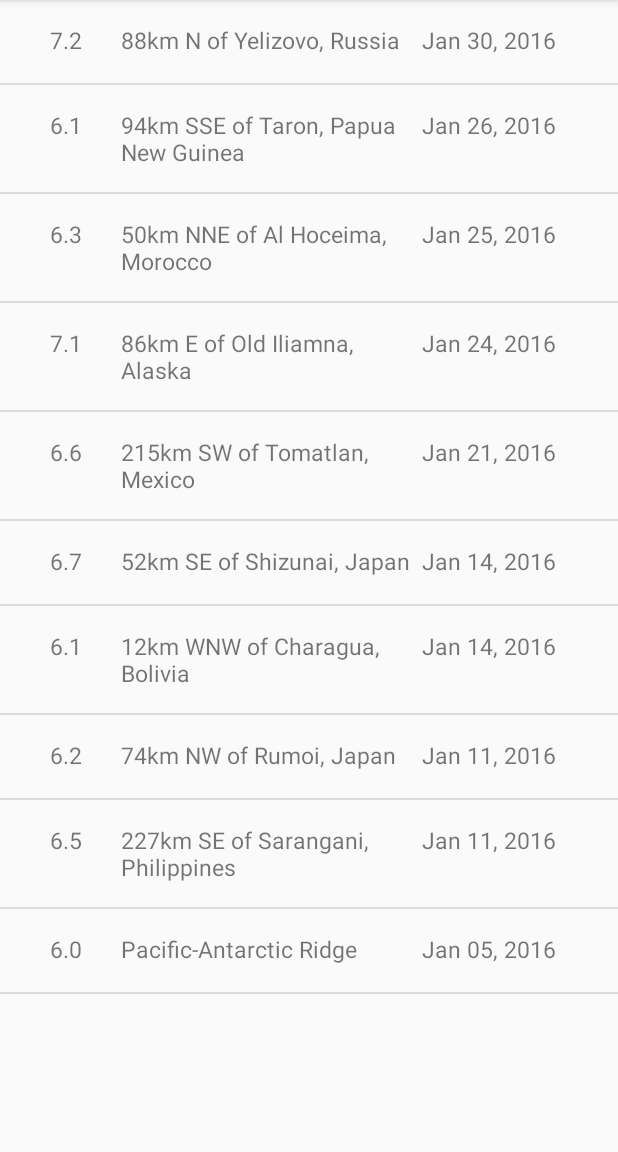
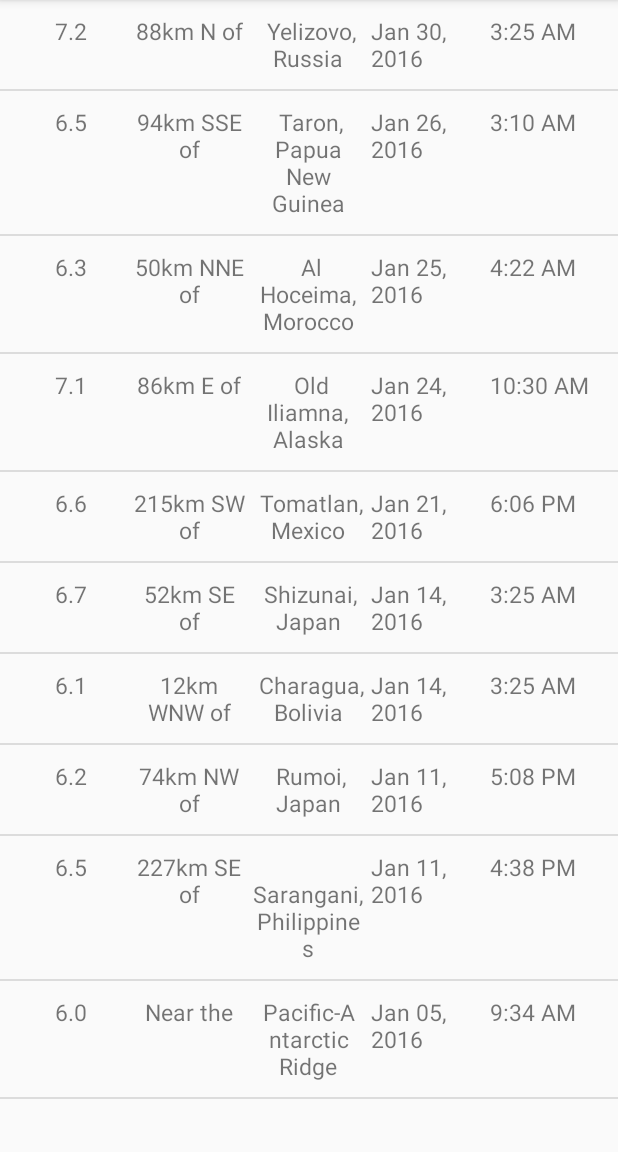
Before and after one commit to harshitm98/App-QuakeReport-starting-point, an Android app: the screen it shows after launch (EarthquakeActivity), on a phone screen of 412 x 824 dp, the part 84-1236 px from its top. Run offline under Robolectric (Android 15) with nearby library versions, the phone set to English and light mode, and no system bars.

Commit message:
Foramatted date and time and spiltted the strings

```diff
--- a/app/src/main/java/com/example/android/quakereport/EarthquakeDetails.java
+++ b/app/src/main/java/com/example/android/quakereport/EarthquakeDetails.java
@@ -9,9 +9,9 @@ public class EarthquakeDetails {
 
     private String mLocation;
 
-    private String mTime;
+    private long mTime;
 
-    public EarthquakeDetails(double vMag, String vLocation, String vTime){
+    public EarthquakeDetails(double vMag, String vLocation, long vTime){
         mMag = vMag;
         mLocation = vLocation;
         mTime = vTime;
@@ -25,7 +25,7 @@ public class EarthquakeDetails {
         return mLocation;
     }
 
-    public String getmTime(){
+    public long getmTime(){
         return mTime;
     }
 
--- a/app/src/main/java/com/example/android/quakereport/QueryUtils.java
+++ b/app/src/main/java/com/example/android/quakereport/QueryUtils.java
@@ -16,7 +16,7 @@ import java.util.Date;
 public final class QueryUtils {
     /** Sample JSON response for a USGS query */
     private static final String SAMPLE_JSON_RESPONSE = "{\"type\":\"FeatureCollection\",\"metadata\":{\"generated\":1462295443000,\"url\":\"http://earthquake.usgs.gov/fdsnws/event/1/query?format=geojson&starttime=2016-01-01&endtime=2016-01-31&minmag=6&limit=10\",\"title\":\"USGS Earthquakes\",\"status\":200,\"api\":\"1.5.2\",\"limit\":10,\"offset\":1,\"count\":10},\"features\":[{\"type\":\"Feature\",\"properties\":{\"mag\":7.2,\"place\":\"88km N of Yelizovo, Russia\",\"time\":1454124312220,\"updated\":1460674294040,\"tz\":720,\"url\":\"http://earthquake.usgs.gov/earthquakes/eventpage/us20004vvx\",\"detail\":\"http://earthquake.usgs.gov/fdsnws/event/1/query?eventid=us20004vvx&format=geojson\",\"felt\":2,\"cdi\":3.4,\"mmi\":5.82,\"alert\":\"green\",\"status\":\"reviewed\",\"tsunami\":1,\"sig\":798,\"net\":\"us\",\"code\":\"20004vvx\",\"ids\":\",at00o1qxho,pt16030050,us20004vvx,gcmt20160130032510,\",\"sources\":\",at,pt,us,gcmt,\",\"types\":\",cap,dyfi,finite-fault,general-link,general-text,geoserve,impact-link,impact-text,losspager,moment-tensor,nearby-cities,origin,phase-data,shakemap,tectonic-summary,\",\"nst\":null,\"dmin\":0.958,\"rms\":1.19,\"gap\":17,\"magType\":\"mww\",\"type\":\"earthquake\",\"title\":\"M 7.2 - 88km N of Yelizovo, Russia\"},\"geometry\":{\"type\":\"Point\",\"coordinates\":[158.5463,53.9776,177]},\"id\":\"us20004vvx\"},\n" +
-            "{\"type\":\"Feature\",\"properties\":{\"mag\":6.1,\"place\":\"94km SSE of Taron, Papua New Guinea\",\"time\":1453777820750,\"updated\":1460156775040,\"tz\":600,\"url\":\"http://earthquake.usgs.gov/earthquakes/eventpage/us20004uks\",\"detail\":\"http://earthquake.usgs.gov/fdsnws/event/1/query?eventid=us20004uks&format=geojson\",\"felt\":null,\"cdi\":null,\"mmi\":4.1,\"alert\":\"green\",\"status\":\"reviewed\",\"tsunami\":1,\"sig\":572,\"net\":\"us\",\"code\":\"20004uks\",\"ids\":\",us20004uks,gcmt20160126031023,\",\"sources\":\",us,gcmt,\",\"types\":\",cap,geoserve,losspager,moment-tensor,nearby-cities,origin,phase-data,shakemap,tectonic-summary,\",\"nst\":null,\"dmin\":1.537,\"rms\":0.74,\"gap\":25,\"magType\":\"mww\",\"type\":\"earthquake\",\"title\":\"M 6.1 - 94km SSE of Taron, Papua New Guinea\"},\"geometry\":{\"type\":\"Point\",\"coordinates\":[153.2454,-5.2952,26]},\"id\":\"us20004uks\"},\n" +
+            "{\"type\":\"Feature\",\"properties\":{\"mag\":6.5,\"place\":\"94km SSE of Taron, Papua New Guinea\",\"time\":1453777820750,\"updated\":1460156775040,\"tz\":600,\"url\":\"http://earthquake.usgs.gov/earthquakes/eventpage/us20004uks\",\"detail\":\"http://earthquake.usgs.gov/fdsnws/event/1/query?eventid=us20004uks&format=geojson\",\"felt\":null,\"cdi\":null,\"mmi\":4.1,\"alert\":\"green\",\"status\":\"reviewed\",\"tsunami\":1,\"sig\":572,\"net\":\"us\",\"code\":\"20004uks\",\"ids\":\",us20004uks,gcmt20160126031023,\",\"sources\":\",us,gcmt,\",\"types\":\",cap,geoserve,losspager,moment-tensor,nearby-cities,origin,phase-data,shakemap,tectonic-summary,\",\"nst\":null,\"dmin\":1.537,\"rms\":0.74,\"gap\":25,\"magType\":\"mww\",\"type\":\"earthquake\",\"title\":\"M 6.1 - 94km SSE of Taron, Papua New Guinea\"},\"geometry\":{\"type\":\"Point\",\"coordinates\":[153.2454,-5.2952,26]},\"id\":\"us20004uks\"},\n" +
             "{\"type\":\"Feature\",\"properties\":{\"mag\":6.3,\"place\":\"50km NNE of Al Hoceima, Morocco\",\"time\":1453695722730,\"updated\":1460156773040,\"tz\":0,\"url\":\"http://earthquake.usgs.gov/earthquakes/eventpage/us10004gy9\",\"detail\":\"http://earthquake.usgs.gov/fdsnws/event/1/query?eventid=us10004gy9&format=geojson\",\"felt\":117,\"cdi\":7.2,\"mmi\":5.28,\"alert\":\"green\",\"status\":\"reviewed\",\"tsunami\":0,\"sig\":695,\"net\":\"us\",\"code\":\"10004gy9\",\"ids\":\",us10004gy9,gcmt20160125042203,\",\"sources\":\",us,gcmt,\",\"types\":\",cap,dyfi,geoserve,impact-text,losspager,moment-tensor,nearby-cities,origin,phase-data,shakemap,tectonic-summary,\",\"nst\":null,\"dmin\":2.201,\"rms\":0.92,\"gap\":20,\"magType\":\"mww\",\"type\":\"earthquake\",\"title\":\"M 6.3 - 50km NNE of Al Hoceima, Morocco\"},\"geometry\":{\"type\":\"Point\",\"coordinates\":[-3.6818,35.6493,12]},\"id\":\"us10004gy9\"},\n" +
             "{\"type\":\"Feature\",\"properties\":{\"mag\":7.1,\"place\":\"86km E of Old Iliamna, Alaska\",\"time\":1453631430230,\"updated\":1460156770040,\"tz\":-540,\"url\":\"http://earthquake.usgs.gov/earthquakes/eventpage/us10004gqp\",\"detail\":\"http://earthquake.usgs.gov/fdsnws/event/1/query?eventid=us10004gqp&format=geojson\",\"felt\":1816,\"cdi\":7.2,\"mmi\":6.6,\"alert\":\"green\",\"status\":\"reviewed\",\"tsunami\":1,\"sig\":1496,\"net\":\"us\",\"code\":\"10004gqp\",\"ids\":\",at00o1gd6r,us10004gqp,ak12496371,gcmt20160124103030,\",\"sources\":\",at,us,ak,gcmt,\",\"types\":\",cap,dyfi,finite-fault,general-link,general-text,geoserve,impact-link,impact-text,losspager,moment-tensor,nearby-cities,origin,phase-data,shakemap,tectonic-summary,trump-origin,\",\"nst\":null,\"dmin\":0.72,\"rms\":2.11,\"gap\":19,\"magType\":\"mww\",\"type\":\"earthquake\",\"title\":\"M 7.1 - 86km E of Old Iliamna, Alaska\"},\"geometry\":{\"type\":\"Point\",\"coordinates\":[-153.4051,59.6363,129]},\"id\":\"us10004gqp\"},\n" +
             "{\"type\":\"Feature\",\"properties\":{\"mag\":6.6,\"place\":\"215km SW of Tomatlan, Mexico\",\"time\":1453399617650,\"updated\":1459963829040,\"tz\":-420,\"url\":\"http://earthquake.usgs.gov/earthquakes/eventpage/us10004g4l\",\"detail\":\"http://earthquake.usgs.gov/fdsnws/event/1/query?eventid=us10004g4l&format=geojson\",\"felt\":11,\"cdi\":2.7,\"mmi\":3.92,\"alert\":\"green\",\"status\":\"reviewed\",\"tsunami\":1,\"sig\":673,\"net\":\"us\",\"code\":\"10004g4l\",\"ids\":\",at00o1bebo,pt16021050,us10004g4l,gcmt20160121180659,\",\"sources\":\",at,pt,us,gcmt,\",\"types\":\",cap,dyfi,geoserve,impact-link,impact-text,losspager,moment-tensor,nearby-cities,origin,phase-data,shakemap,tectonic-summary,\",\"nst\":null,\"dmin\":2.413,\"rms\":0.98,\"gap\":74,\"magType\":\"mww\",\"type\":\"earthquake\",\"title\":\"M 6.6 - 215km SW of Tomatlan, Mexico\"},\"geometry\":{\"type\":\"Point\",\"coordinates\":[-106.9337,18.8239,10]},\"id\":\"us10004g4l\"},\n" +
@@ -56,14 +56,12 @@ public final class QueryUtils {
                 JSONObject obj = features.getJSONObject(i);
                 JSONObject properties = obj.getJSONObject("properties");
                 double mag = properties.getDouble("mag");
+
                 String place = properties.getString("place");
                 long time = properties.getLong("time");
 
-                Date dateObject = new Date(time);
-                SimpleDateFormat dateFormatter = new SimpleDateFormat("MMM DD, yyyy");
-                String dateToDisplay = dateFormatter.format(dateObject);
 
-                earthquakes.add(new EarthquakeDetails(mag,place,dateToDisplay));
+                earthquakes.add(new EarthquakeDetails(mag,place,time));
             }
 
 
--- a/app/src/main/java/com/example/android/quakereport/WordAdapter.java
+++ b/app/src/main/java/com/example/android/quakereport/WordAdapter.java
@@ -11,7 +11,10 @@ import android.widget.TextView;
 import com.example.android.quakereport.EarthquakeDetails;
 import com.example.android.quakereport.R;
 
+import java.lang.reflect.Array;
+import java.text.SimpleDateFormat;
 import java.util.ArrayList;
+import java.util.Date;
 import java.util.List;
 
 /**
@@ -24,8 +27,20 @@ public class WordAdapter extends ArrayAdapter<EarthquakeDetails> {
         super(context, 0 , objects);
     }
 
+
+
+    private String formatDate(Date dateObject) {
+        SimpleDateFormat dateFormat = new SimpleDateFormat("LLL dd, yyyy");
+        return dateFormat.format(dateObject);
+    }
+
+    private String formatTime(Date dateObject) {
+        SimpleDateFormat timeFormat = new SimpleDateFormat("h:mm a");
+        return timeFormat.format(dateObject);
+    }
+
+
     @Override
-
     public View getView(int position, View convertView, ViewGroup parent) {
         View listItemView = convertView;
         if (listItemView == null) {
@@ -37,11 +52,49 @@ public class WordAdapter extends ArrayAdapter<EarthquakeDetails> {
         TextView magText = (TextView) listItemView.findViewById(R.id.mag);
         magText.setText(earthquakeDetails.getMag());
 
-        TextView locationText = (TextView) listItemView.findViewById(R.id.location);
-        locationText.setText(earthquakeDetails.getLocation());
 
-        TextView timeText = (TextView) listItemView.findViewById(R.id.times);
-        timeText.setText(""+earthquakeDetails.getmTime());
+
+        String location = earthquakeDetails.getLocation();
+
+        int splitter = location.indexOf("of");
+
+        String offsetString;
+        String primaryString;
+
+        if (splitter != -1) {
+            offsetString = location.substring(0,splitter+2);
+            primaryString = location.substring(splitter+2,location.length());
+        }
+
+        else{
+            offsetString = "Near the";
+            primaryString = location;
+        }
+
+        TextView offsetlocationText = (TextView) listItemView.findViewById(R.id.offset_location);
+        offsetlocationText.setText(offsetString);
+
+        TextView primaryLocationText = (TextView) listItemView.findViewById(R.id.primary_location);
+        primaryLocationText.setText(primaryString);
+
+
+
+
+        Date dateObject = new Date(earthquakeDetails.getmTime());
+
+        // Find the TextView with view ID date
+        TextView dateView = (TextView) listItemView.findViewById(R.id.date);
+        // Format the date string (i.e. "Mar 3, 1984")
+        String formattedDate = formatDate(dateObject);
+        // Display the date of the current earthquake in that TextView
+        dateView.setText(formattedDate);
+
+        // Find the TextView with view ID time
+        TextView timeView = (TextView) listItemView.findViewById(R.id.clock);
+        // Format the time string (i.e. "4:30PM")
+        String formattedTime = formatTime(dateObject);
+        // Display the time of the current earthquake in that TextView
+        timeView.setText(formattedTime);
 
         return listItemView;
     }
--- a/app/src/main/res/layout-v17/layout_item.xml
+++ /dev/null
@@ -1,39 +0,0 @@
-<?xml version="1.0" encoding="utf-8"?>
-<LinearLayout xmlns:android="http://schemas.android.com/apk/res/android"
-    xmlns:tools = "http://schemas.android.com/tools"
-    android:layout_width="match_parent"
-    android:layout_height="match_parent"
-
-    android:padding="16dp"
-    android:minHeight="55dp"
-    >
-
-    <TextView
-        android:layout_width="0dp"
-        android:id="@+id/mag"
-        android:layout_weight="2"
-        android:layout_height="wrap_content"
-        android:textAlignment="center"
-        android:textSize="15sp"
-        tools:text = "Mag" />
-
-    <TextView
-        android:id="@+id/location"
-        android:layout_width="0dp"
-        android:layout_height="wrap_content"
-        android:layout_weight="7"
-
-        android:layout_marginLeft="8dp"
-        android:textSize="15sp"
-        tools:text = "Location"/>
-
-    <TextView
-        android:id="@+id/times"
-        android:layout_width="0dp"
-        android:layout_height="wrap_content"
-        android:layout_weight="4"
-        android:textSize="15sp"
-        tools:text = "Time"/>
-
-
-</LinearLayout>
--- a/app/src/main/res/layout/layout_item.xml
+++ b/app/src/main/res/layout/layout_item.xml
@@ -1,41 +1,57 @@
 <?xml version="1.0" encoding="utf-8"?>
 <LinearLayout xmlns:android="http://schemas.android.com/apk/res/android"
-    xmlns:tools = "http://schemas.android.com/tools"
+    xmlns:tools="http://schemas.android.com/tools"
     android:layout_width="match_parent"
     android:layout_height="match_parent"
-    android:layout_margin="8dp"
-
-    android:minHeight="55dp"
-    >
+    android:padding="8dp">
 
     <TextView
-        android:layout_width="wrap_content"
         android:id="@+id/mag"
+        android:layout_width="0dp"
+        android:layout_height="wrap_content"
+        android:layout_margin="2dp"
         android:layout_weight="1"
-        android:layout_height="wrap_content"
         android:textAlignment="center"
-        android:layout_marginTop="16dp"
         android:textSize="15sp"
-        tools:text = "Mag" />
+        tools:text="Mag" />
 
     <TextView
-        android:id="@+id/location"
-        android:layout_width="wrap_content"
+        android:id="@+id/offset_location"
+        android:layout_width="0dp"
         android:layout_height="wrap_content"
-        android:layout_weight="5"
-        android:layout_marginTop="16dp"
+        android:layout_margin="2dp"
+        android:layout_weight="1"
         android:textAlignment="center"
         android:textSize="15sp"
-        tools:text = "Location"/>
+        tools:text="Location" />
 
     <TextView
-        android:id="@+id/times"
-        android:layout_width="wrap_content"
+        android:id="@+id/primary_location"
+        android:layout_width="0dp"
         android:layout_height="wrap_content"
-        android:layout_weight="3"
-        android:layout_marginTop="16dp"
+        android:layout_margin="2dp"
+        android:layout_weight="1"
+        android:textAlignment="center"
         android:textSize="15sp"
-        tools:text = "Time"/>
+        tools:text="Location" />
+
+    <TextView
+        android:id="@+id/date"
+        android:layout_width="0dp"
+        android:layout_height="wrap_content"
+        android:layout_margin="2dp"
+        android:layout_weight="1"
+        android:textSize="15sp"
+        tools:text="Date" />
+
+    <TextView
+        android:id="@+id/clock"
+        android:layout_width="0dp"
+        android:layout_height="wrap_content"
+        android:layout_margin="2dp"
+        android:layout_weight="1"
+        android:textSize="15sp"
+        tools:text="Time" />
 
 
 </LinearLayout>
```
